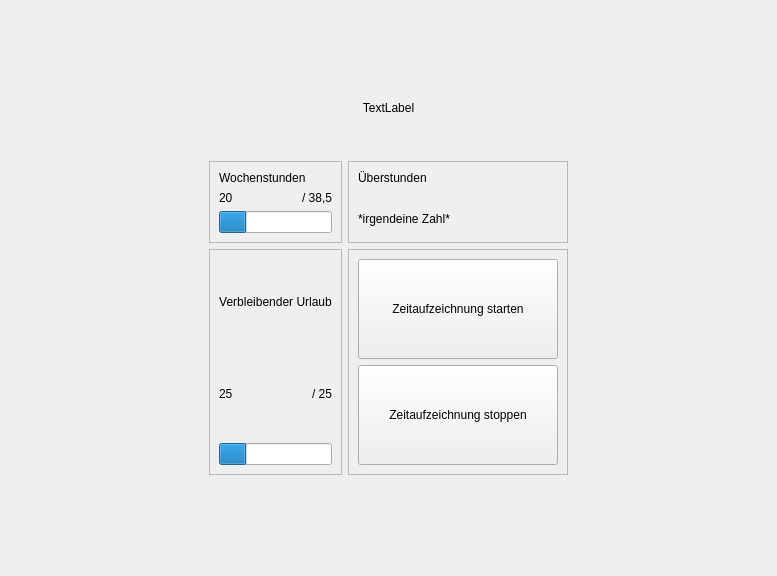
Old version of the form HR_Managment_System_Application/dashboard.ui in the repository MehmetMertt/twentyONE_HR_System.
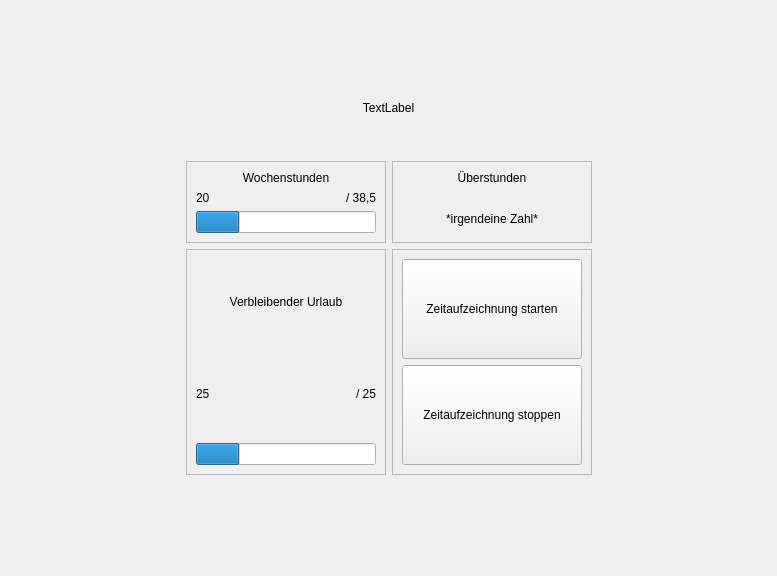
New version of the form.

Diff of the .ui file:
```diff
--- a/HR_Managment_System_Application/dashboard.ui
+++ b/HR_Managment_System_Application/dashboard.ui
@@ -79,6 +79,12 @@
      </item>
      <item row="1" column="2">
       <widget class="QFrame" name="frame_4">
+       <property name="minimumSize">
+        <size>
+         <width>150</width>
+         <height>0</height>
+        </size>
+       </property>
        <property name="frameShape">
         <enum>QFrame::StyledPanel</enum>
        </property>
@@ -89,14 +95,14 @@
         <item>
          <widget class="QPushButton" name="startTracker">
           <property name="sizePolicy">
-           <sizepolicy hsizetype="Fixed" vsizetype="Fixed">
+           <sizepolicy hsizetype="Minimum" vsizetype="Fixed">
             <horstretch>100</horstretch>
             <verstretch>100</verstretch>
            </sizepolicy>
           </property>
           <property name="minimumSize">
            <size>
-            <width>200</width>
+            <width>100</width>
             <height>100</height>
            </size>
           </property>
@@ -118,7 +124,7 @@
           </property>
           <property name="minimumSize">
            <size>
-            <width>200</width>
+            <width>100</width>
             <height>100</height>
            </size>
           </property>
@@ -135,6 +141,12 @@
      </item>
      <item row="1" column="1">
       <widget class="QFrame" name="frame_2">
+       <property name="minimumSize">
+        <size>
+         <width>150</width>
+         <height>0</height>
+        </size>
+       </property>
        <property name="frameShape">
         <enum>QFrame::StyledPanel</enum>
        </property>
@@ -144,6 +156,12 @@
        <layout class="QVBoxLayout" name="verticalLayout_6">
         <item>
          <widget class="QLabel" name="label_7">
+          <property name="minimumSize">
+           <size>
+            <width>180</width>
+            <height>0</height>
+           </size>
+          </property>
           <property name="text">
            <string>Verbleibender Urlaub</string>
           </property>
@@ -197,6 +215,12 @@
      </item>
      <item row="0" column="1">
       <widget class="QFrame" name="frame">
+       <property name="minimumSize">
+        <size>
+         <width>150</width>
+         <height>0</height>
+        </size>
+       </property>
        <property name="frameShape">
         <enum>QFrame::StyledPanel</enum>
        </property>
@@ -206,9 +230,18 @@
        <layout class="QVBoxLayout" name="verticalLayout_4">
         <item>
          <widget class="QLabel" name="label_2">
+          <property name="minimumSize">
+           <size>
+            <width>180</width>
+            <height>0</height>
+           </size>
+          </property>
           <property name="text">
            <string>Wochenstunden</string>
           </property>
+          <property name="alignment">
+           <set>Qt::AlignCenter</set>
+          </property>
          </widget>
         </item>
         <item>
@@ -253,6 +286,12 @@
      </item>
      <item row="0" column="2">
       <widget class="QFrame" name="frame_3">
+       <property name="minimumSize">
+        <size>
+         <width>150</width>
+         <height>0</height>
+        </size>
+       </property>
        <property name="frameShape">
         <enum>QFrame::StyledPanel</enum>
        </property>
@@ -262,11 +301,17 @@
        <layout class="QVBoxLayout" name="verticalLayout_5">
         <item>
          <widget class="QLabel" name="label">
+          <property name="minimumSize">
+           <size>
+            <width>180</width>
+            <height>0</height>
+           </size>
+          </property>
           <property name="text">
            <string>Überstunden</string>
           </property>
           <property name="alignment">
-           <set>Qt::AlignLeading|Qt::AlignLeft|Qt::AlignTop</set>
+           <set>Qt::AlignHCenter|Qt::AlignTop</set>
           </property>
          </widget>
         </item>
@@ -277,6 +322,9 @@
             <property name="text">
              <string>*irgendeine Zahl*</string>
             </property>
+            <property name="alignment">
+             <set>Qt::AlignCenter</set>
+            </property>
            </widget>
           </item>
          </layout>
```
